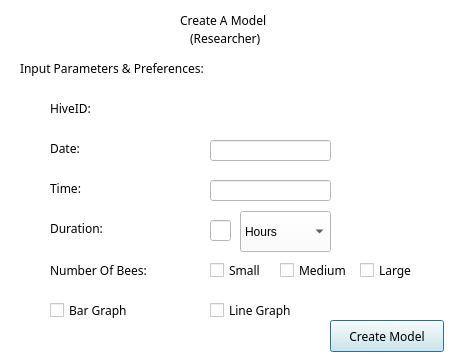
ShihoVN/HiveChime, file LoginGUI/createmodel.ui: the form before one commit.
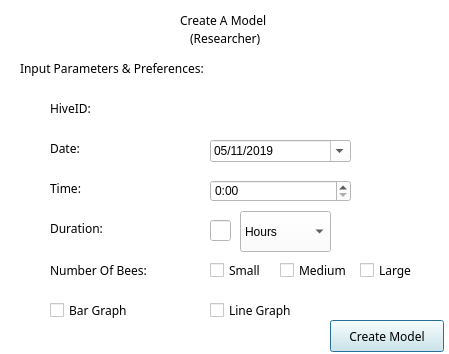
The form after the commit.

```diff
--- a/LoginGUI/createmodel.ui
+++ b/LoginGUI/createmodel.ui
@@ -1168,26 +1168,6 @@
     <string/>
    </property>
   </widget>
-  <widget class="QLineEdit" name="lineEdit">
-   <property name="geometry">
-    <rect>
-     <x>210</x>
-     <y>140</y>
-     <width>121</width>
-     <height>21</height>
-    </rect>
-   </property>
-  </widget>
-  <widget class="QLineEdit" name="lineEdit_2">
-   <property name="geometry">
-    <rect>
-     <x>210</x>
-     <y>180</y>
-     <width>121</width>
-     <height>21</height>
-    </rect>
-   </property>
-  </widget>
   <widget class="QLineEdit" name="lineEdit_3">
    <property name="geometry">
     <rect>
@@ -1228,6 +1208,69 @@
     </property>
    </item>
   </widget>
+  <widget class="QDateEdit" name="dateEdit">
+   <property name="geometry">
+    <rect>
+     <x>210</x>
+     <y>140</y>
+     <width>141</width>
+     <height>22</height>
+    </rect>
+   </property>
+   <property name="dateTime">
+    <datetime>
+     <hour>0</hour>
+     <minute>0</minute>
+     <second>0</second>
+     <year>2019</year>
+     <month>5</month>
+     <day>11</day>
+    </datetime>
+   </property>
+   <property name="displayFormat">
+    <string>MM/dd/yyyy</string>
+   </property>
+   <property name="calendarPopup">
+    <bool>true</bool>
+   </property>
+   <property name="date">
+    <date>
+     <year>2019</year>
+     <month>5</month>
+     <day>11</day>
+    </date>
+   </property>
+  </widget>
+  <widget class="QTimeEdit" name="timeEdit">
+   <property name="geometry">
+    <rect>
+     <x>210</x>
+     <y>180</y>
+     <width>141</width>
+     <height>22</height>
+    </rect>
+   </property>
+   <property name="date">
+    <date>
+     <year>2019</year>
+     <month>5</month>
+     <day>4</day>
+    </date>
+   </property>
+   <property name="maximumDateTime">
+    <datetime>
+     <hour>23</hour>
+     <minute>59</minute>
+     <second>58</second>
+     <year>2019</year>
+     <month>5</month>
+     <day>4</day>
+    </datetime>
+   </property>
+   <property name="displayFormat">
+    <string>h:mm </string>
+   </property>
+  </widget>
  </widget>
  <resources/>
  <connections/>
```
